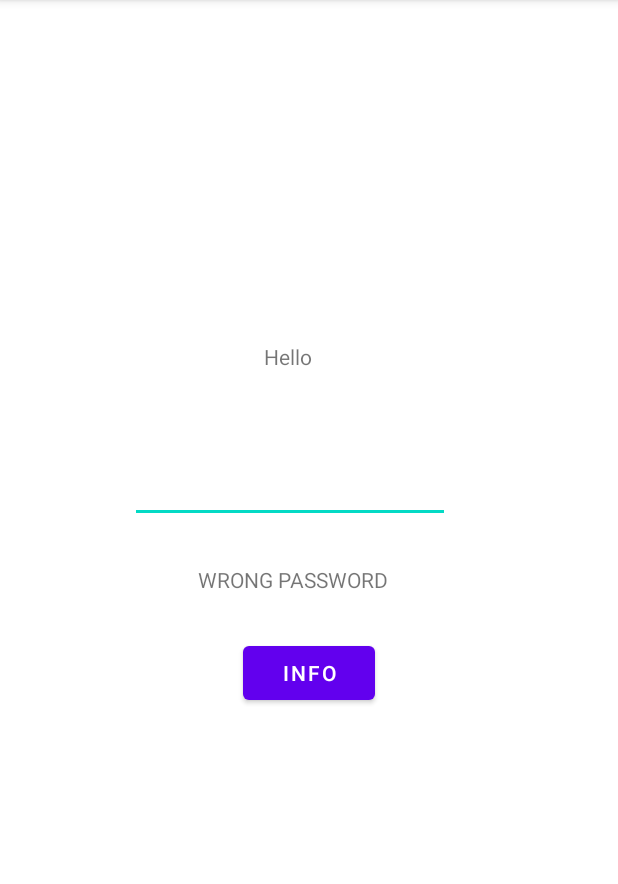
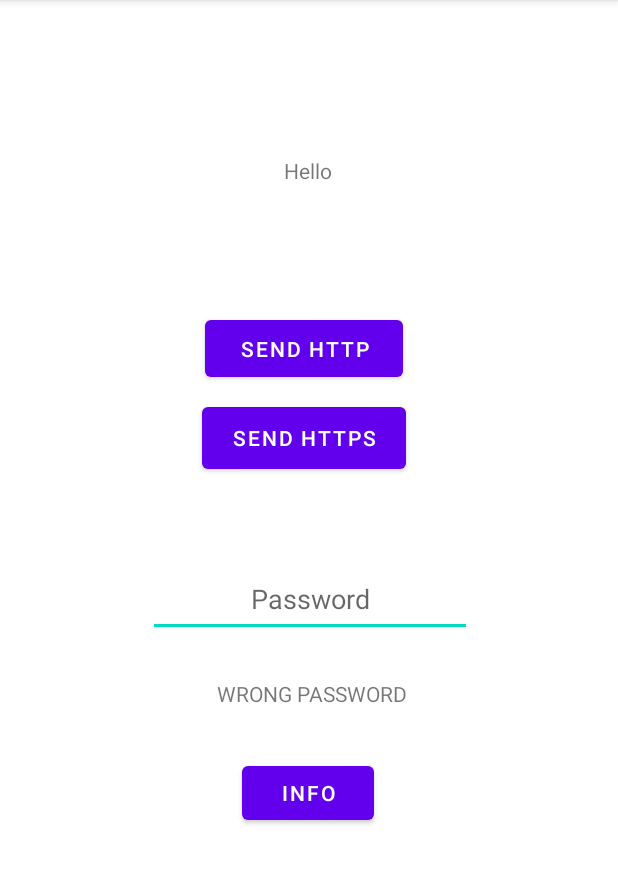
Before and after one commit to AfifAlfahmi/Hack, an Android app: the screen it shows after launch (MainActivity), after a tap on "INFO", on a phone screen of 412 x 824 dp, the part 84-968 px from its top. Run offline under Robolectric (Android 15) with nearby library versions, the phone set to English and light mode, and no system bars; 1 statement that could not run was skipped.

Commit message:
design request ui

```diff
--- /dev/null
+++ b/app/src/main/java/com/afif/hack/Connection.java
@@ -0,0 +1,6 @@
+package com.afif.hack;
+
+public class Connection {
+
+
+}
--- a/app/src/main/java/com/afif/hack/MainActivity.java
+++ b/app/src/main/java/com/afif/hack/MainActivity.java
@@ -37,6 +37,9 @@ public class MainActivity extends AppCompatActivity {
 
 
         Button infoBtn = findViewById(R.id.info_btn);
+        Button plainConnectionBtn = findViewById(R.id.btn_http);
+        Button secureConnectionBtn = findViewById(R.id.btn_https);
+
 
         etPassword = findViewById(R.id.etPassword);
         tvPassStatus = findViewById(R.id.tvPassStatus);
@@ -101,6 +104,20 @@ public class MainActivity extends AppCompatActivity {
             } while (cursor.moveToNext());
         }
 
+        // connect to remote aws server
+
+        plainConnectionBtn.setOnClickListener(new View.OnClickListener(){
+            @Override
+            public void onClick(View view) {
+            }
+        });
+        secureConnectionBtn.setOnClickListener(new View.OnClickListener(){
+            @Override
+            public void onClick(View view) {
+            }
+        });
+
+
     }
 
     public boolean isCorrectPassword(String inpPass){
--- a/app/src/main/res/layout/activity_main.xml
+++ b/app/src/main/res/layout/activity_main.xml
@@ -10,10 +10,10 @@
         android:id="@+id/textView"
         android:layout_width="wrap_content"
         android:layout_height="wrap_content"
-        android:layout_marginTop="228dp"
+        android:layout_marginTop="104dp"
         android:text="Hello"
         app:layout_constraintEnd_toEndOf="parent"
-        app:layout_constraintHorizontal_bias="0.464"
+        app:layout_constraintHorizontal_bias="0.498"
         app:layout_constraintStart_toStartOf="parent"
         app:layout_constraintTop_toTopOf="parent" />
 
@@ -21,24 +21,26 @@
         android:id="@+id/info_btn"
         android:layout_width="wrap_content"
         android:layout_height="wrap_content"
-        android:layout_marginTop="20dp"
+        android:layout_marginTop="24dp"
         android:text="Info"
         app:layout_constraintEnd_toEndOf="parent"
-        app:layout_constraintHorizontal_bias="0.501"
+        app:layout_constraintHorizontal_bias="0.498"
         app:layout_constraintStart_toStartOf="parent"
         app:layout_constraintTop_toBottomOf="@+id/tvPassStatus" />
 
     <EditText
         android:id="@+id/etPassword"
-        android:layout_width="wrap_content"
-        android:layout_height="wrap_content"
+        android:layout_width="216dp"
+        android:layout_height="50dp"
         android:layout_marginTop="56dp"
         android:ems="10"
+        android:gravity="center"
+        android:hint="Password"
         android:inputType="textPassword"
         app:layout_constraintEnd_toEndOf="parent"
-        app:layout_constraintHorizontal_bias="0.437"
+        app:layout_constraintHorizontal_bias="0.502"
         app:layout_constraintStart_toStartOf="parent"
-        app:layout_constraintTop_toBottomOf="@+id/textView" />
+        app:layout_constraintTop_toBottomOf="@+id/btn_https" />
 
     <TextView
         android:id="@+id/tvPassStatus"
@@ -47,9 +49,31 @@
         android:layout_marginTop="20dp"
         android:gravity="center"
         app:layout_constraintEnd_toEndOf="parent"
-        app:layout_constraintHorizontal_bias="0.442"
+        app:layout_constraintHorizontal_bias="0.507"
         app:layout_constraintStart_toStartOf="parent"
         app:layout_constraintTop_toBottomOf="@+id/etPassword"
         app:textAllCaps="true" />
 
+    <Button
+        android:id="@+id/btn_http"
+        android:layout_width="132dp"
+        android:layout_height="50dp"
+        android:layout_marginTop="84dp"
+        android:text="send HTTP"
+        app:layout_constraintEnd_toEndOf="parent"
+        app:layout_constraintHorizontal_bias="0.488"
+        app:layout_constraintStart_toStartOf="parent"
+        app:layout_constraintTop_toBottomOf="@+id/textView" />
+
+    <Button
+        android:id="@+id/btn_https"
+        android:layout_width="136dp"
+        android:layout_height="53dp"
+        android:layout_marginTop="8dp"
+        android:text="send HTTPS"
+        app:layout_constraintEnd_toEndOf="parent"
+        app:layout_constraintHorizontal_bias="0.487"
+        app:layout_constraintStart_toStartOf="parent"
+        app:layout_constraintTop_toBottomOf="@+id/btn_http" />
+
 </androidx.constraintlayout.widget.ConstraintLayout>
```
